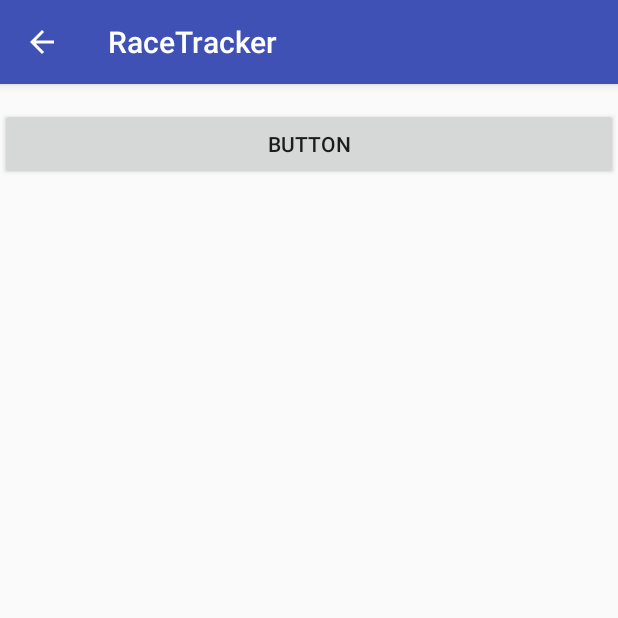
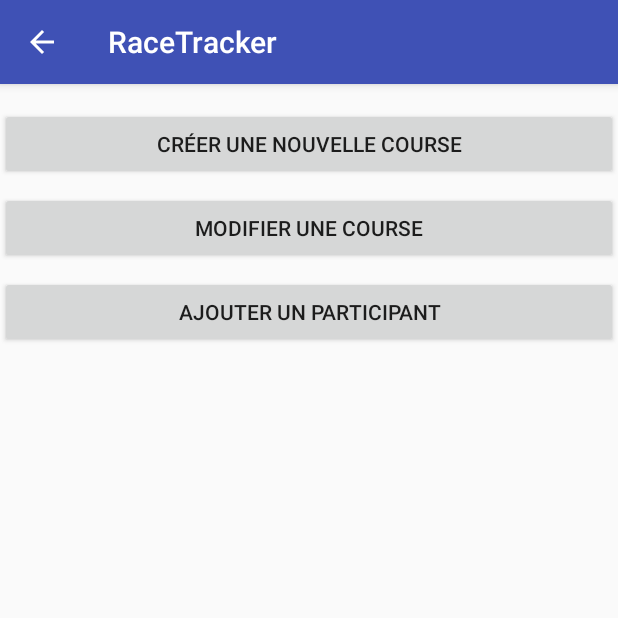
Before and after one commit to leodido99/TravailBachelor, an Android app: the ManageRaceSelectorActivity screen opened directly, with no data from a screen before it, on a phone screen of 412 x 824 dp, the top half of it. Run offline under Robolectric (Android 15) with nearby library versions, the phone set to English and light mode, and no system bars.

Commit message:
Work on mobile application (Race creation)

```diff
--- a/src/RaceTracker/app/build.gradle
+++ b/src/RaceTracker/app/build.gradle
@@ -25,6 +25,7 @@ dependencies {
     implementation 'com.android.support.constraint:constraint-layout:1.1.0'
     implementation 'com.android.support:support-v4:27.1.1'
     implementation 'com.android.support:support-vector-drawable:27.1.1'
+    implementation 'com.google.android.gms:play-services-maps:15.0.1'
     testImplementation 'junit:junit:4.12'
     androidTestImplementation 'com.android.support.test:runner:1.0.2'
     androidTestImplementation 'com.android.support.test.espresso:espresso-core:3.0.2'
--- a/src/RaceTracker/app/src/main/res/layout/activity_manage_race_selector.xml
+++ b/src/RaceTracker/app/src/main/res/layout/activity_manage_race_selector.xml
@@ -11,8 +11,31 @@
         android:layout_width="0dp"
         android:layout_height="wrap_content"
         android:layout_marginTop="16dp"
-        android:text="Button"
+        android:onClick="onClickCreateRace"
+        android:text="@string/managemenu_create_race"
         app:layout_constraintEnd_toEndOf="parent"
         app:layout_constraintStart_toStartOf="parent"
         app:layout_constraintTop_toTopOf="parent" />
+
+    <Button
+        android:id="@+id/button4"
+        android:layout_width="0dp"
+        android:layout_height="wrap_content"
+        android:layout_marginTop="8dp"
+        android:onClick="onClickModifyRace"
+        android:text="@string/managemenu_modify_race"
+        app:layout_constraintEnd_toEndOf="parent"
+        app:layout_constraintStart_toStartOf="parent"
+        app:layout_constraintTop_toBottomOf="@+id/button3" />
+
+    <Button
+        android:id="@+id/button5"
+        android:layout_width="0dp"
+        android:layout_height="wrap_content"
+        android:layout_marginTop="8dp"
+        android:onClick="onClickCreateCompetitor"
+        android:text="@string/managemenu_new_competitor"
+        app:layout_constraintEnd_toEndOf="parent"
+        app:layout_constraintStart_toStartOf="parent"
+        app:layout_constraintTop_toBottomOf="@+id/button4" />
 </android.support.constraint.ConstraintLayout>
--- a/src/RaceTracker/app/src/main/res/values/strings.xml
+++ b/src/RaceTracker/app/src/main/res/values/strings.xml
@@ -13,4 +13,9 @@
 
     <string name="pref_server_address">Adresse serveur</string>
     <string name="pref_default_server_address">192.168.10.0</string>
+    <string name="managemenu_modify_race">Modifier une course</string>
+    <string name="managemenu_new_competitor">Ajouter un participant</string>
+    <string name="create_new_race_default">Nom de la course</string>
+    <string name="createnewrace_set_date">Choisir la date</string>
+    <string name="createnewrace_set_time">Choisir l\'heure de départ</string>
 </resources>
```
Also changed, not shown: src/RaceTracker/app/src/debug/res/values/google_maps_api.xml (added, +24 -0 lines), src/RaceTracker/app/src/main/AndroidManifest.xml (+29 -10 lines), src/RaceTracker/app/src/main/java/ch/heigvd/bisel/racetracker/activities/CreateNewRaceActivity.java (added, +61 -0 lines), src/RaceTracker/app/src/main/java/ch/heigvd/bisel/racetracker/activities/ManageRaceActivity.java (deleted, +0 -15 lines), src/RaceTracker/app/src/main/java/ch/heigvd/bisel/racetracker/activities/ManageRaceSelectorActivity.java (+19 -0 lines), src/RaceTracker/app/src/main/java/ch/heigvd/bisel/racetracker/fragments/DatePickerFragment.java (added, +23 -0 lines), src/RaceTracker/app/src/main/java/ch/heigvd/bisel/racetracker/fragments/TimePickerFragment.java (added, +24 -0 lines), src/RaceTracker/app/src/main/res/layout/activity_create_new_race.xml (added, +73 -0 lines), src/RaceTracker/app/src/main/res/layout/activity_manage_race.xml (deleted, +0 -9 lines), 2 other files.
